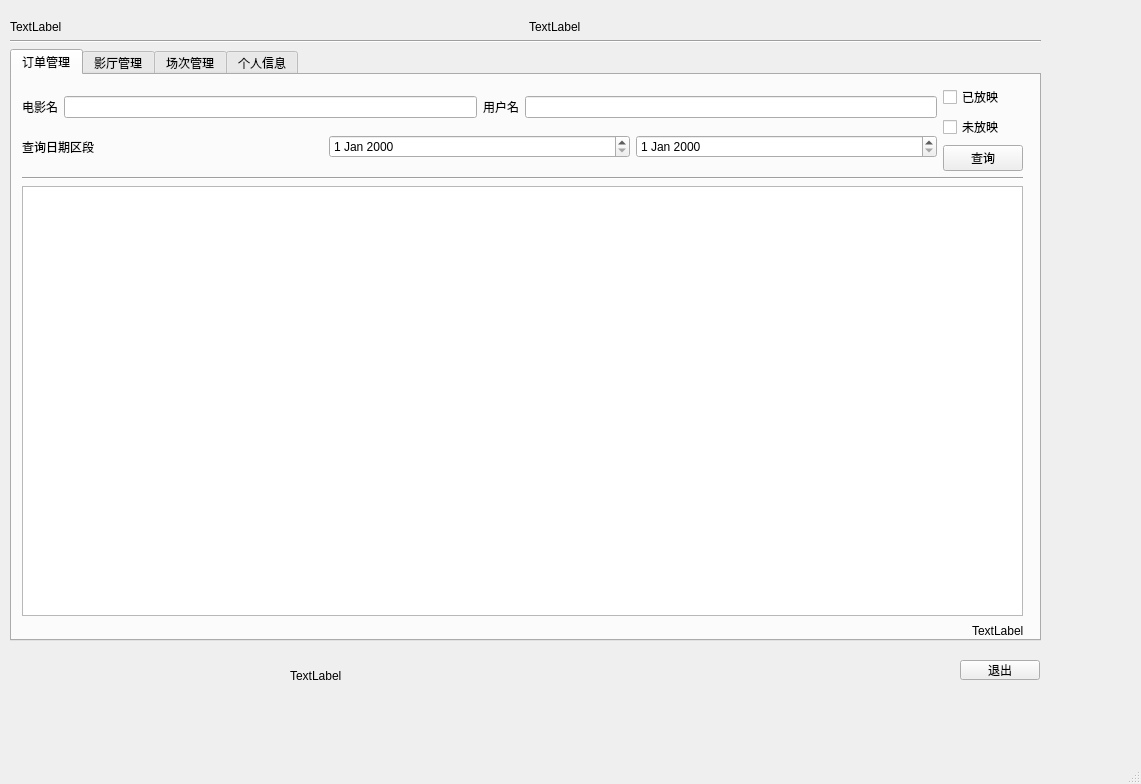
Old version of the form adminmainwindow.ui in the repository SillyPasty/Movie_Management.
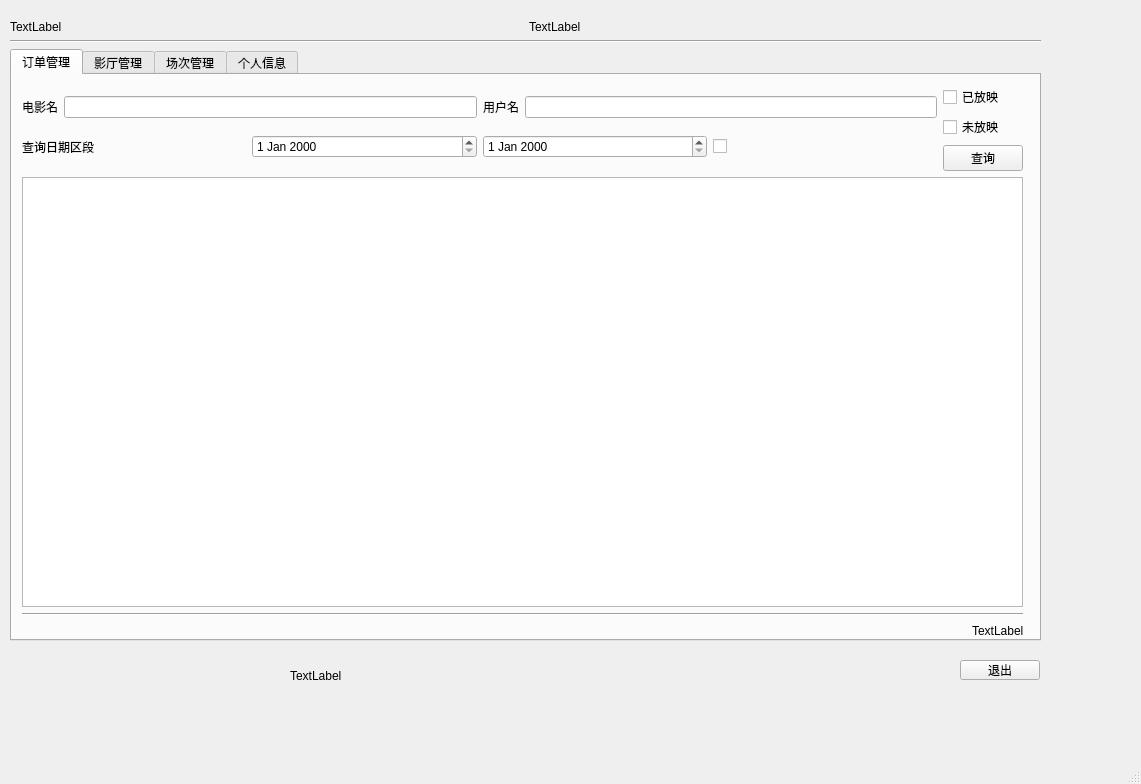
New version of the form.

Diff of the .ui file:
```diff
--- a/adminmainwindow.ui
+++ b/adminmainwindow.ui
@@ -120,6 +120,13 @@
                 <item>
                  <widget class="QDateEdit" name="dateEdit_inquire02"/>
                 </item>
+                <item>
+                 <widget class="QCheckBox" name="checkBox_dateAvi">
+                  <property name="text">
+                   <string/>
+                  </property>
+                 </widget>
+                </item>
                </layout>
               </item>
              </layout>
@@ -151,6 +158,9 @@
             </item>
            </layout>
           </item>
+          <item>
+           <widget class="QTableView" name="tableView_orders"/>
+          </item>
           <item>
            <widget class="Line" name="line_2">
             <property name="orientation">
@@ -158,9 +168,6 @@
             </property>
            </widget>
           </item>
-          <item>
-           <widget class="QTableWidget" name="tableWidget_aviMovies"/>
-          </item>
          </layout>
         </widget>
         <widget class="QLabel" name="label_totalIncome">
```
Left out of the diff: 4 changed lines with no effect on the pictures.
